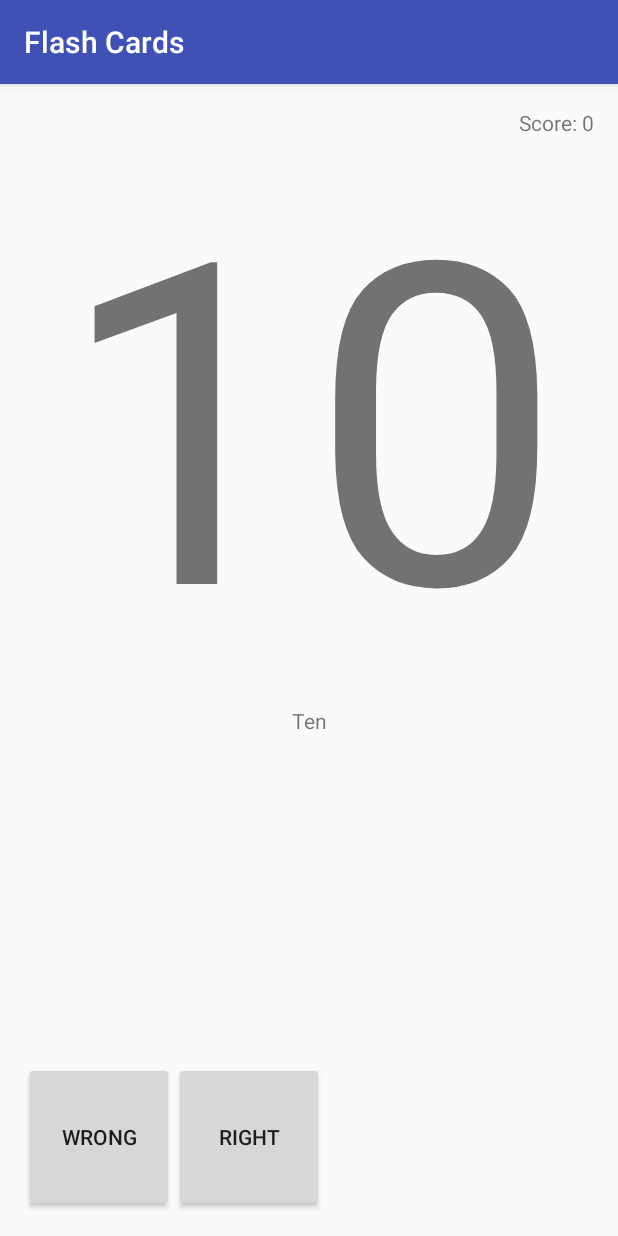
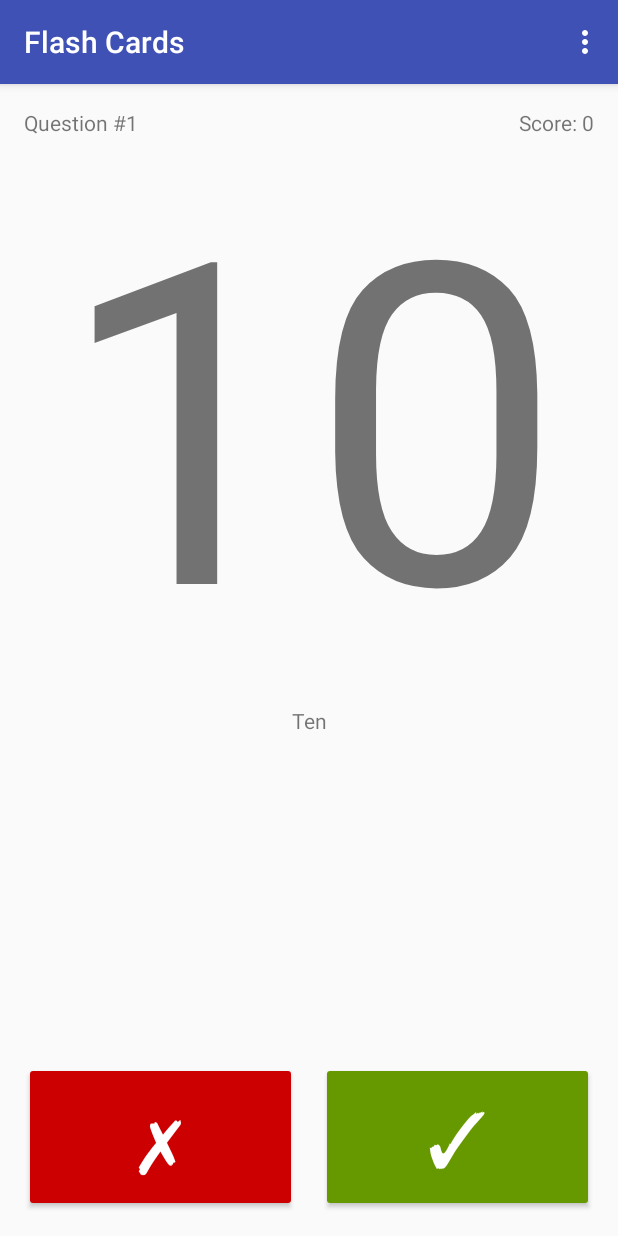
Before and after one commit to johnbeynon/FlashCards, an Android app: the screen it shows after launch (MainActivity), on a phone screen of 412 x 824 dp. Run offline under Robolectric (Android 15) with nearby library versions, the phone set to English and light mode, and no system bars.

Commit message:
Button styling

```diff
--- a/app/src/main/java/uk/org/beynon/flashcards/MainActivity.java
+++ b/app/src/main/java/uk/org/beynon/flashcards/MainActivity.java
@@ -2,6 +2,10 @@ package uk.org.beynon.flashcards;
 
 import android.support.v7.app.AppCompatActivity;
 import android.os.Bundle;
+import android.util.Log;
+import android.view.Menu;
+import android.view.MenuInflater;
+import android.view.MenuItem;
 import android.view.View;
 import android.widget.Button;
 import android.widget.TextView;
@@ -19,6 +23,8 @@ public class MainActivity extends AppCompatActivity {
     protected void onCreate(Bundle savedInstanceState) {
         super.onCreate(savedInstanceState);
         setContentView(R.layout.activity_main);
+
+        updateQuestionNumber();
 
         mFlashCards.add(new FlashCard(1, getString(R.string.numberOne)));
         mFlashCards.add(new FlashCard(2, "Two"));
@@ -50,8 +56,36 @@ public class MainActivity extends AppCompatActivity {
 
     }
 
+    @Override
+    public boolean onCreateOptionsMenu(Menu menu) {
+        MenuInflater inflater = getMenuInflater();
+        inflater.inflate(R.menu.game_menu, menu);
+        return true;
+    }
+
+    @Override
+    public boolean onOptionsItemSelected(MenuItem item) {
+        // Handle item selection
+        switch (item.getItemId()) {
+            case R.id.resetMenu:
+                Log.i("MainActivity", "reset selected");
+                resetGame();
+                return true;
+            default:
+                return super.onOptionsItemSelected(item);
+        }
+    }
+
+    public void resetGame() {
+        mScore = 0;
+        mQuestion = 1;
+        updateQuestionNumber();
+        updateScore();
+    }
+
     public void nextCard() {
         mQuestion++;
+        updateQuestionNumber();
 
         Random r = new Random();
         FlashCard randomFlashCard = mFlashCards.get(r.nextInt(mFlashCards.size()));
@@ -68,6 +102,13 @@ public class MainActivity extends AppCompatActivity {
         updateScore();
     }
 
+    public void updateQuestionNumber() {
+        String question = "Question #" + mQuestion;
+
+        TextView questionView = (TextView) findViewById(R.id.questionNumberView);
+        questionView.setText(question);
+    }
+
     public void updateScore() {
         String score = "Score: " + mScore;
 
--- a/app/src/main/res/layout/activity_main.xml
+++ b/app/src/main/res/layout/activity_main.xml
@@ -9,6 +9,13 @@
     android:paddingRight="@dimen/activity_horizontal_margin"
     android:paddingTop="@dimen/activity_vertical_margin"
     tools:context="uk.org.beynon.flashcards.MainActivity">
+
+    <TextView
+        android:layout_width="wrap_content"
+        android:layout_height="wrap_content"
+        android:text="Question: 0"
+        android:id="@+id/questionNumberView"
+        android:layout_alignParentLeft="true" />
 
     <TextView
         android:layout_width="wrap_content"
@@ -35,20 +42,30 @@
 
     <LinearLayout
         android:id="@+id/buttons"
-        android:layout_width="match_parent"
+        android:layout_width="fill_parent"
         android:layout_height="wrap_content"
         android:layout_alignParentBottom="true">
 
         <Button
-            android:layout_width="100dp"
+            android:layout_width="match_parent"
             android:layout_height="100dp"
-            android:text="Wrong"
+            android:layout_weight="1"
+            android:layout_marginRight="8dp"
+            android:textColor="@android:color/white"
+            android:textSize="50sp"
+            android:text="\u2717"
+            android:backgroundTint="@android:color/holo_red_dark"
             android:id="@+id/wrongButton" />
 
         <Button
-            android:layout_width="100dp"
+            android:layout_width="match_parent"
             android:layout_height="100dp"
-            android:text="Right"
+            android:layout_weight="1"
+            android:layout_marginLeft="8dp"
+            android:textColor="@android:color/white"
+            android:textSize="50sp"
+            android:text="\u2713"
+            android:backgroundTint="@android:color/holo_green_dark"
             android:id="@+id/rightButton" />
 
     </LinearLayout>
--- /dev/null
+++ b/app/src/main/res/menu/game_menu.xml
@@ -0,0 +1,6 @@
+<?xml version="1.0" encoding="utf-8"?>
+<menu xmlns:android="http://schemas.android.com/apk/res/android">
+    <item
+        android:id="@+id/resetMenu"
+        android:title="Reset"></item>
+</menu>
```
